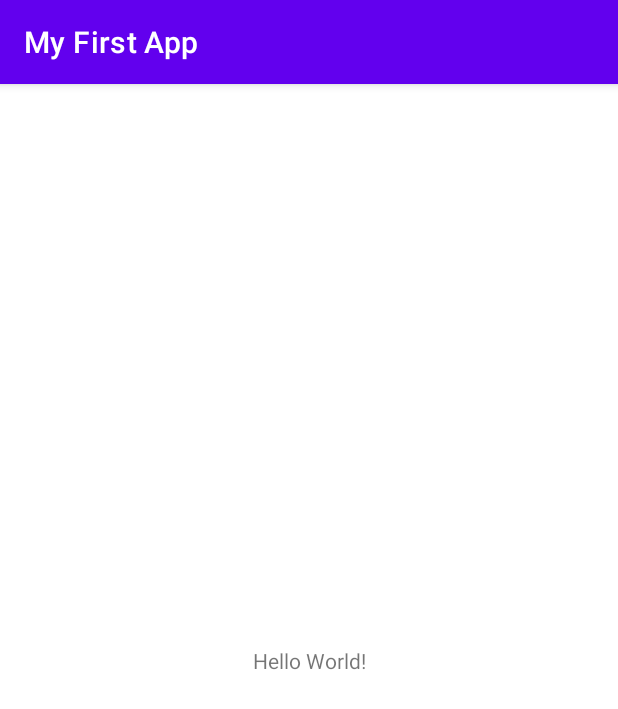
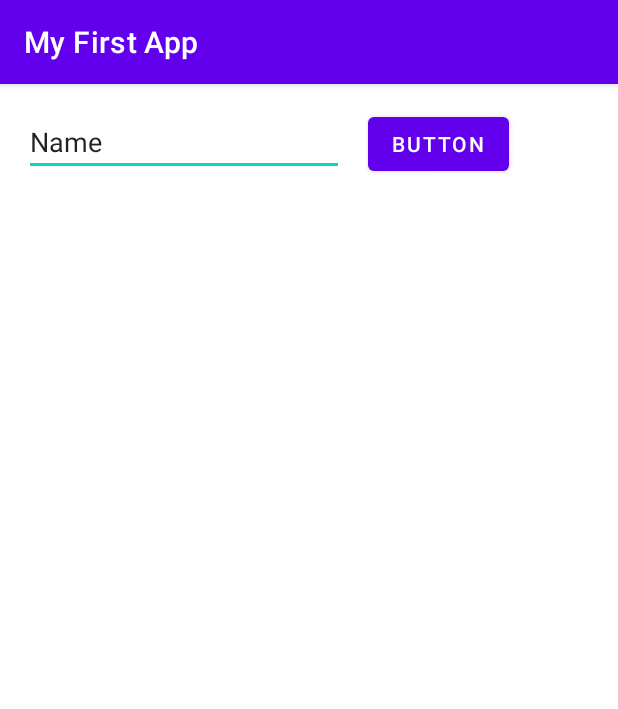
Before and after one commit to AlexUioreanu96/MyFirstApp, an Android app: the screen it shows after launch (MainActivity), on a phone screen of 412 x 824 dp. Shown: the top 709 px of the screen. Run offline under Robolectric (Android 15) with nearby library versions, the phone set to English and light mode, and no system bars.

Commit message:
My first views and constraints

```diff
--- a/app/src/main/res/layout/activity_main.xml
+++ b/app/src/main/res/layout/activity_main.xml
@@ -6,13 +6,24 @@
     android:layout_height="match_parent"
     tools:context=".MainActivity">
 
-    <TextView
+    <EditText
+        android:id="@+id/editTextTextPersonName3"
         android:layout_width="wrap_content"
         android:layout_height="wrap_content"
-        android:text="Hello World!"
-        app:layout_constraintBottom_toBottomOf="parent"
-        app:layout_constraintEnd_toEndOf="parent"
+        android:layout_marginStart="16dp"
+        android:layout_marginTop="16dp"
+        android:ems="10"
+        android:inputType="textPersonName"
+        android:text="Name"
         app:layout_constraintStart_toStartOf="parent"
         app:layout_constraintTop_toTopOf="parent" />
 
+    <Button
+        android:id="@+id/button"
+        android:layout_width="wrap_content"
+        android:layout_height="wrap_content"
+        android:layout_marginStart="16dp"
+        android:text="Button"
+        app:layout_constraintBaseline_toBaselineOf="@+id/editTextTextPersonName3"
+        app:layout_constraintStart_toEndOf="@+id/editTextTextPersonName3" />
 </androidx.constraintlayout.widget.ConstraintLayout>
```
